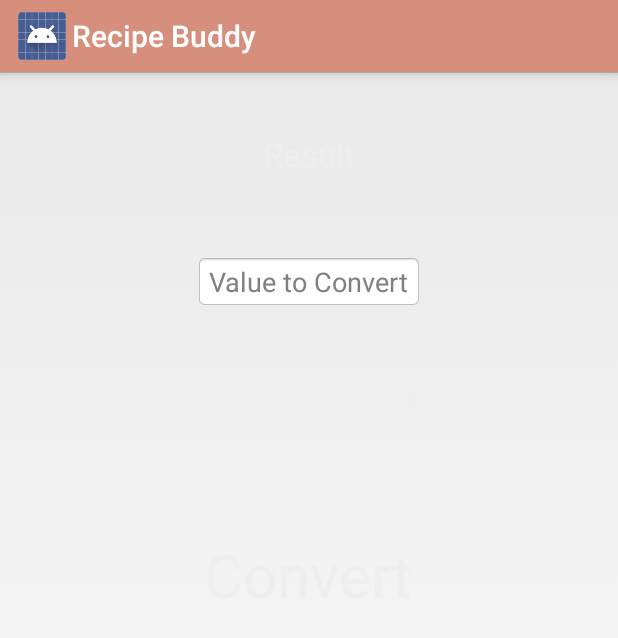
After one commit to Miller47/RecipeBuddy, an Android app: the fragment ConverterFragment shown on its own in the app's theme, on a phone screen of 412 x 824 dp. The commit adds this screen. Shown: the top 638 px of the screen. Run offline under Robolectric (Android 15) with nearby library versions, the phone set to English and light mode, and no system bars.

Commit message:
Working on converter

```diff
--- /dev/null
+++ b/RecipeBuddy/app/src/main/java/com/miller/tyler/recipebuddy/ConverterFragment.java
@@ -0,0 +1,30 @@
+package com.miller.tyler.recipebuddy;
+
+
+import android.os.Bundle;
+import android.app.Fragment;
+import android.view.LayoutInflater;
+import android.view.View;
+import android.view.ViewGroup;
+
+
+/**
+ * A simple {@link Fragment} subclass.
+ */
+public class ConverterFragment extends Fragment {
+
+
+    public ConverterFragment() {
+        // Required empty public constructor
+    }
+
+
+    @Override
+    public View onCreateView(LayoutInflater inflater, ViewGroup container,
+                             Bundle savedInstanceState) {
+        // Inflate the layout for this fragment
+        return inflater.inflate(R.layout.fragment_converter, container, false);
+    }
+
+
+}
--- a/RecipeBuddy/app/src/main/java/com/miller/tyler/recipebuddy/DetailActivity.java
+++ b/RecipeBuddy/app/src/main/java/com/miller/tyler/recipebuddy/DetailActivity.java
@@ -1,6 +1,7 @@
 package com.miller.tyler.recipebuddy;
 
 import android.app.Activity;
+import android.content.Intent;
 import android.os.Bundle;
 import android.view.Menu;
 import android.view.MenuItem;
@@ -39,12 +40,22 @@ public class DetailActivity extends Activity {
         int id = item.getItemId();
 
         //noinspection SimplifiableIfStatement
-        if (id == R.id.action_settings) {
-            return true;
+        if (id == R.id.action_share) {
+
+            sharePost();
         } else if (id == android.R.id.home){
             finish();
         }
 
         return super.onOptionsItemSelected(item);
     }
+
+    private void sharePost() {
+
+        Intent shareIntent = new Intent(Intent.ACTION_SEND);
+        shareIntent.setType("text/plain");
+        shareIntent.putExtra(Intent.EXTRA_TEXT, "Check out this recipe, sent from Recipe Buddy for Android. " + DetailFragment.mSourceUrl);
+
+        startActivity(Intent.createChooser(shareIntent, "How do you want to share?"));
+    }
 }
--- a/RecipeBuddy/app/src/main/java/com/miller/tyler/recipebuddy/DetailFragment.java
+++ b/RecipeBuddy/app/src/main/java/com/miller/tyler/recipebuddy/DetailFragment.java
@@ -61,7 +61,7 @@ public class DetailFragment extends Fragment {
     protected Button mCook;
     protected ListView mIngred;
     private String mImageUrl;
-    private String mSourceUrl;
+    public static String mSourceUrl;
     private ArrayList<String> mIngredientLines;
 
 
--- a/RecipeBuddy/app/src/main/java/com/miller/tyler/recipebuddy/MainActivity.java
+++ b/RecipeBuddy/app/src/main/java/com/miller/tyler/recipebuddy/MainActivity.java
@@ -177,11 +177,11 @@ public class MainActivity extends Activity implements AdapterView.OnItemClickLis
                 break;
             case 6:
                 mDrawerLayout.closeDrawers();
-                Toast.makeText(this, mBrowseList[position]+ " Selected ", Toast.LENGTH_LONG).show();
-//                DetailFragment detailFragment = new DetailFragment();
-//                getFragmentManager().beginTransaction()
-//                        .replace(R.id.content_frame, detailFragment)
-//                        .commit();
+                //Toast.makeText(this, mBrowseList[position]+ " Selected ", Toast.LENGTH_LONG).show();
+                ConverterFragment converterFragment = new ConverterFragment();
+                getFragmentManager().beginTransaction()
+                        .replace(R.id.content_frame, converterFragment)
+                        .commit();
                 break;
 
 
--- /dev/null
+++ b/RecipeBuddy/app/src/main/res/layout/fragment_converter.xml
@@ -0,0 +1,52 @@
+<RelativeLayout xmlns:android="http://schemas.android.com/apk/res/android"
+    xmlns:tools="http://schemas.android.com/tools" android:layout_width="match_parent"
+    android:layout_height="match_parent"
+    tools:context="com.miller.tyler.recipebuddy.ConverterFragment">
+
+
+    <TextView
+        android:layout_width="wrap_content"
+        android:layout_height="wrap_content"
+        android:textAppearance="?android:attr/textAppearanceLarge"
+        android:text="@string/result"
+        android:id="@+id/result"
+        android:layout_alignParentTop="true"
+        android:layout_centerHorizontal="true"
+        android:layout_marginTop="40dp"
+        android:textColor="@color/light"/>
+
+    <EditText
+        android:layout_width="wrap_content"
+        android:layout_height="wrap_content"
+        android:id="@+id/editText"
+        android:layout_below="@+id/result"
+        android:layout_centerHorizontal="true"
+        android:layout_marginTop="52dp"
+        android:hint="@string/value_convert"
+        android:background="@android:drawable/editbox_background_normal"
+        android:inputType="number"/>
+
+    <Spinner
+        android:layout_width="wrap_content"
+        android:layout_height="wrap_content"
+        android:id="@+id/spinner"
+        android:layout_below="@+id/editText"
+        android:layout_alignLeft="@+id/editText"
+        android:layout_alignStart="@+id/editText"
+        android:layout_marginTop="38dp"
+        android:layout_alignRight="@+id/editText"
+        android:layout_alignEnd="@+id/editText"
+        android:backgroundTint="@color/light"/>
+
+    <Button
+        android:layout_width="wrap_content"
+        android:layout_height="wrap_content"
+        android:text="@string/convert"
+        android:id="@+id/convert_button"
+        android:layout_below="@+id/spinner"
+        android:layout_centerHorizontal="true"
+        android:layout_marginTop="80dp"
+        android:background="@android:color/transparent"
+        android:textColor="@color/light"
+        android:textSize="40sp"/>
+</RelativeLayout>
--- a/RecipeBuddy/app/src/main/res/menu/menu_detail.xml
+++ b/RecipeBuddy/app/src/main/res/menu/menu_detail.xml
@@ -5,5 +5,6 @@
         android:title="@string/action_share"
         android:orderInCategory="100"
         android:icon="@android:drawable/ic_menu_share"
-        android:showAsAction="always"/>
+        android:showAsAction="always"
+        tools:ignore="AppCompatResource" />
 </menu>
--- a/RecipeBuddy/app/src/main/res/values-v21/styles.xml
+++ b/RecipeBuddy/app/src/main/res/values-v21/styles.xml
@@ -2,13 +2,21 @@
 <resources>
     <style name="AppTheme" parent="android:Theme.Holo.Light.DarkActionBar">
         <item name="android:actionBarStyle">@style/ActionBar</item>
+        <item name="android:colorPrimaryDark">@color/deep_chestnut</item>
     </style>
     <style name="ActionBar" parent="@android:style/Widget.Holo.Light.ActionBar">
         <item name="android:background">@color/my_pink</item>
 
         <item name="android:titleTextStyle">@style/TitleBarTextColor</item>
+
     </style>
     <style name="TitleBarTextColor" parent="@style/TextAppearance.AppCompat.Widget.ActionBar.Title">
         <item name="android:textColor">#fff</item>
     </style>
+
+
+
+
+
+
 </resources>
--- a/RecipeBuddy/app/src/main/res/values/strings.xml
+++ b/RecipeBuddy/app/src/main/res/values/strings.xml
@@ -23,5 +23,8 @@
     <string name="title_activity_detail">DetailActivity</string>
     <string name="action_share">Share</string>
     <string name="title_activity_webview">WebviewActivity</string>
+    <string name="result">Result</string>
+    <string name="value_convert">Value to Convert</string>
+    <string name="convert">Convert</string>
 
 </resources>
--- a/RecipeBuddy/app/src/main/res/values/styles.xml
+++ b/RecipeBuddy/app/src/main/res/values/styles.xml
@@ -9,8 +9,11 @@
         <item name="android:background">@color/my_pink</item>
 
         <item name="android:titleTextStyle">@style/TitleBarTextColor</item>
+
     </style>
     <style name="TitleBarTextColor" parent="@style/TextAppearance.AppCompat.Widget.ActionBar.Title">
         <item name="android:textColor">#fff</item>
     </style>
+
+
 </resources>
```
